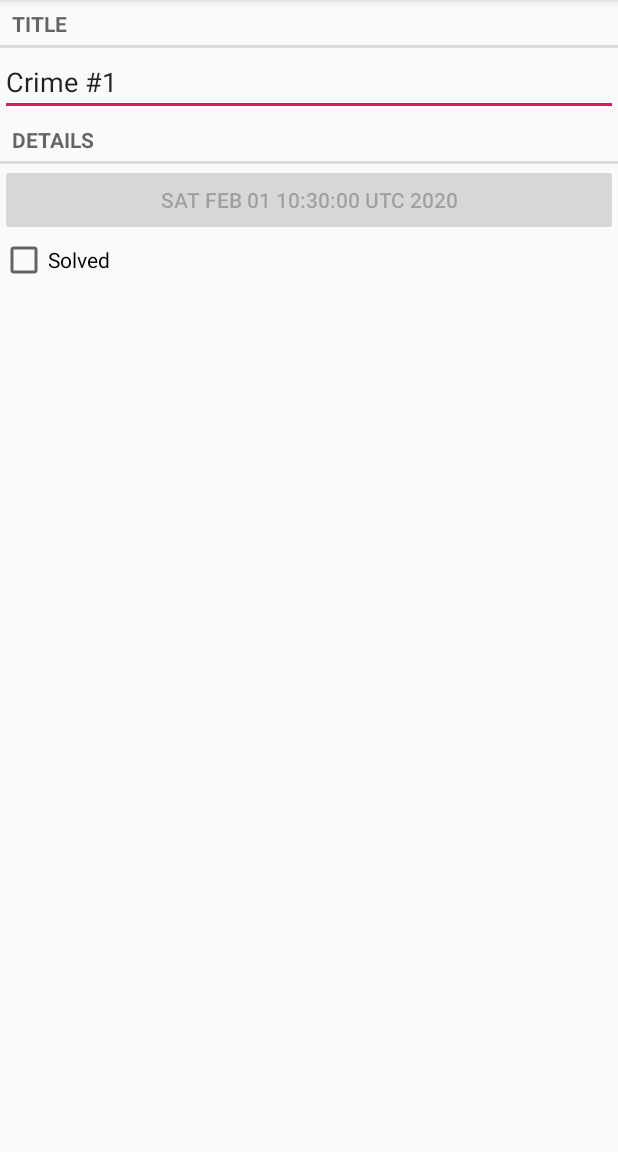
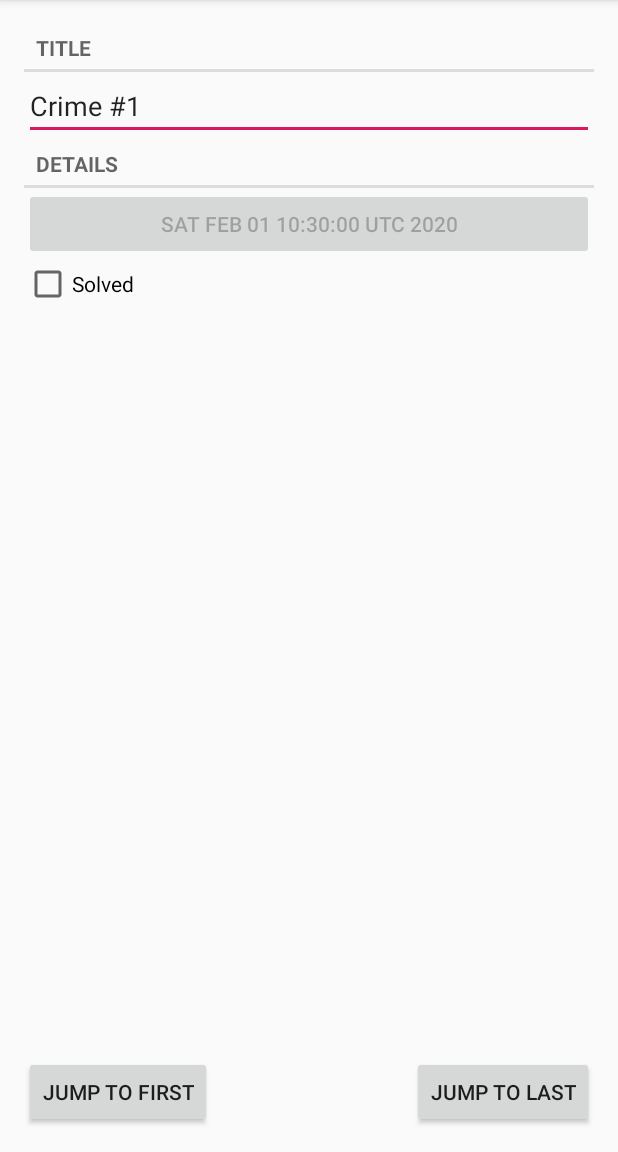
Before and after one commit to chenjun15/CriminalIntent, an Android app: the screen it shows after launch (CrimePagerActivity), after a tap on an icon or button, on a phone screen of 412 x 824 dp, the part 84-1236 px from its top. Run offline under Robolectric (Android 15) with nearby library versions, the phone set to English and light mode, and no system bars.

Commit message:
1.恢复 CrimeFragment 的边距; 2.添加 Jump to First 按钮和 Jump to Last 按钮.

```diff
--- a/app/src/main/java/com/cj/criminalintent/CrimePagerActivity.java
+++ b/app/src/main/java/com/cj/criminalintent/CrimePagerActivity.java
@@ -3,6 +3,8 @@ package com.cj.criminalintent;
 import android.content.Context;
 import android.content.Intent;
 import android.os.Bundle;
+import android.view.View;
+import android.widget.Button;
 
 import androidx.annotation.NonNull;
 import androidx.annotation.Nullable;
@@ -19,6 +21,8 @@ public class CrimePagerActivity extends AppCompatActivity {
     private static final String EXTRA_CRIME_ID = "com.cj.criminalintent.crime_id";
 
     private ViewPager mViewPager;
+    private Button mJump2startButton;
+    private Button mJump2endButton;
     private List<Crime> mCrimes;
 
     public static Intent newIntent(Context packageContext, UUID crimeId) {
@@ -35,6 +39,8 @@ public class CrimePagerActivity extends AppCompatActivity {
         UUID crimeId = (UUID) getIntent().getSerializableExtra(EXTRA_CRIME_ID);
 
         mViewPager = findViewById(R.id.crime_view_pager);
+        mJump2startButton = findViewById(R.id.jumpToStart);
+        mJump2endButton = findViewById(R.id.jumpToEnd);
 
         mCrimes = CrimeLab.get(this).getCrimes();
         FragmentManager fragmentManager = getSupportFragmentManager();
@@ -51,11 +57,53 @@ public class CrimePagerActivity extends AppCompatActivity {
                 return mCrimes.size();
             }
         });
+        mViewPager.addOnPageChangeListener(new ViewPager.OnPageChangeListener() {
+            @Override
+            public void onPageScrolled(int position, float positionOffset, int positionOffsetPixels) {
+                if (position == 0) {
+                    mJump2startButton.setVisibility(View.INVISIBLE);
+                    mJump2endButton.setVisibility(View.VISIBLE);
+                } else if (position + 1 == mCrimes.size()) {
+                    mJump2startButton.setVisibility(View.VISIBLE);
+                    mJump2endButton.setVisibility(View.INVISIBLE);
+                } else {
+                    mJump2startButton.setVisibility(View.VISIBLE);
+                    mJump2endButton.setVisibility(View.VISIBLE);
+                }
+            }
 
+            @Override
+            public void onPageSelected(int position) {
+
+            }
+
+            @Override
+            public void onPageScrollStateChanged(int state) {
+
+            }
+        });
+
+        int crimeIndex = 0;
         for (int i = 0; i < mCrimes.size(); ++i)
             if (mCrimes.get(i).getId().equals(crimeId)) {
-                mViewPager.setCurrentItem(i);
+                crimeIndex = i;
                 break;
             }
+
+        mViewPager.setCurrentItem(crimeIndex);
+
+        mJump2startButton.setOnClickListener(new View.OnClickListener() {
+            @Override
+            public void onClick(View v) {
+                mViewPager.setCurrentItem(0);
+            }
+        });
+
+        mJump2endButton.setOnClickListener(new View.OnClickListener() {
+            @Override
+            public void onClick(View v) {
+                mViewPager.setCurrentItem(mCrimes.size() - 1);
+            }
+        });
     }
 }
--- a/app/src/main/res/layout/activity_crime_pager.xml
+++ b/app/src/main/res/layout/activity_crime_pager.xml
@@ -1,5 +1,35 @@
 <?xml version="1.0" encoding="utf-8"?>
-<androidx.viewpager.widget.ViewPager xmlns:android="http://schemas.android.com/apk/res/android"
-    android:id="@+id/crime_view_pager"
+<LinearLayout xmlns:android="http://schemas.android.com/apk/res/android"
     android:layout_width="match_parent"
-    android:layout_height="match_parent" />
+    android:layout_height="match_parent"
+    android:orientation="vertical">
+
+    <androidx.viewpager.widget.ViewPager xmlns:android="http://schemas.android.com/apk/res/android"
+        android:id="@+id/crime_view_pager"
+        android:layout_width="match_parent"
+        android:layout_height="0dp"
+        android:layout_weight="1" />
+
+    <FrameLayout
+        android:layout_width="match_parent"
+        android:layout_height="wrap_content"
+        android:orientation="horizontal"
+        android:padding="16dp">
+
+        <Button
+            android:id="@+id/jumpToStart"
+            android:layout_width="wrap_content"
+            android:layout_height="wrap_content"
+            android:layout_gravity="bottom|left"
+            android:text="@string/jump_to_start" />
+
+        <Button
+            android:id="@+id/jumpToEnd"
+            android:layout_width="wrap_content"
+            android:layout_height="wrap_content"
+            android:layout_gravity="bottom|right"
+            android:text="@string/jump_to_end" />
+
+    </FrameLayout>
+
+</LinearLayout>
--- a/app/src/main/res/layout/fragment_crime.xml
+++ b/app/src/main/res/layout/fragment_crime.xml
@@ -2,7 +2,7 @@
 <LinearLayout xmlns:android="http://schemas.android.com/apk/res/android"
     android:layout_width="match_parent"
     android:layout_height="match_parent"
-    android:layout_margin="16dp"
+    android:padding="16dp"
     android:orientation="vertical">
 
     <TextView
--- a/app/src/main/res/values/strings.xml
+++ b/app/src/main/res/values/strings.xml
@@ -4,4 +4,6 @@
     <string name="crime_title_label">Title</string>
     <string name="crime_details_label">Details</string>
     <string name="crime_solved_label">Solved</string>
+    <string name="jump_to_start">Jump to First</string>
+    <string name="jump_to_end">Jump to Last</string>
 </resources>
```
